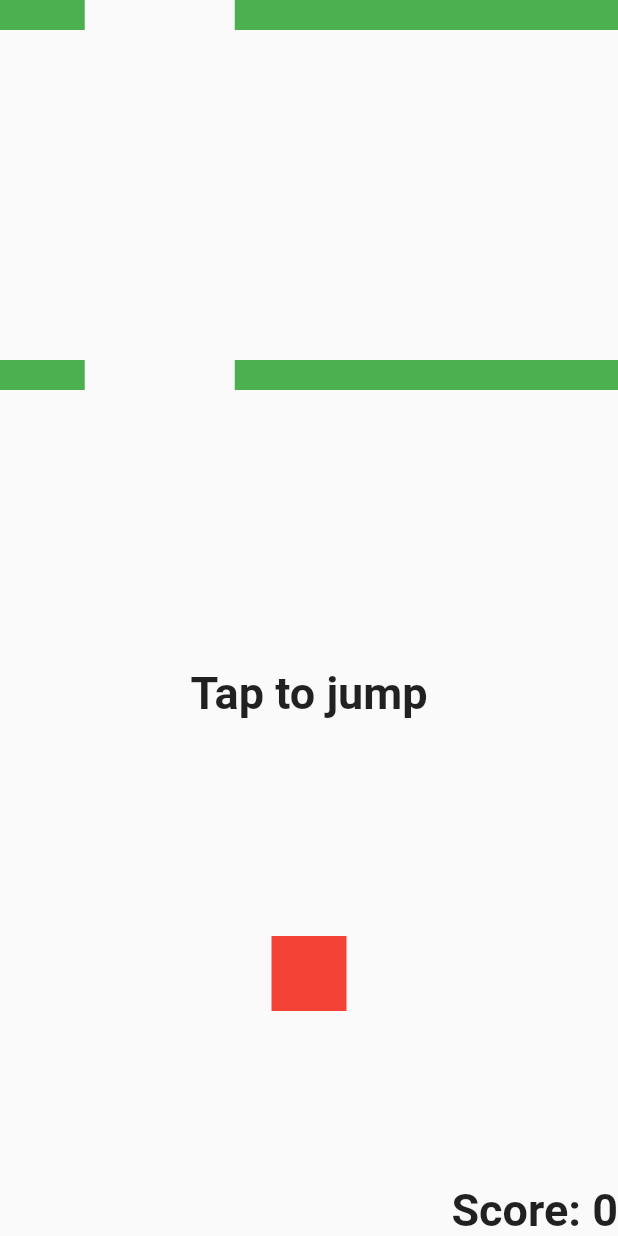
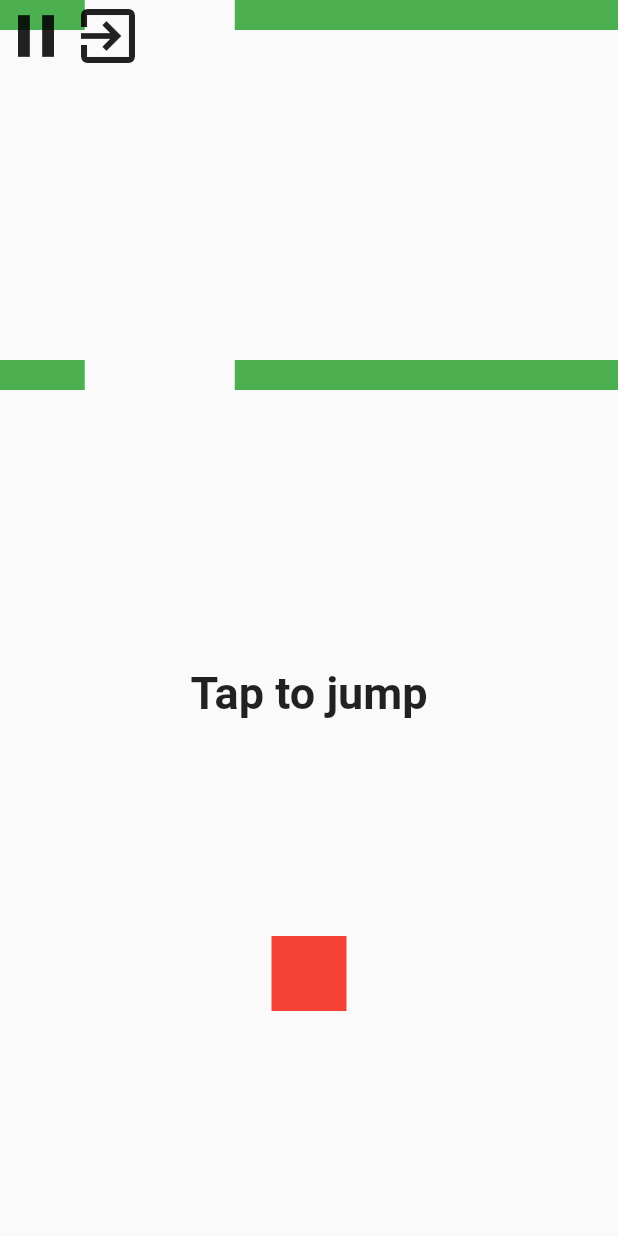
Before and after one commit to mujtabafromthedarkside/Elevated-Game, a Flutter app: the screen it shows after launch, after a tap on "Play", on a phone screen of 412 x 824 dp. Run offline on Flutter 3.47's test engine with Material 2 defaults, Android fonts, the phone set to English and light mode, and no system bars; our stand-ins replace sensors.

Commit message:
added high score storage, added pause, exit buttons, removed system top/bottom bars,

```diff
--- a/lib/main.dart
+++ b/lib/main.dart
@@ -1,9 +1,13 @@
 import 'dart:collection';
+import 'dart:io';
 import 'dart:math';
 import 'dart:async';
 
 import 'package:flutter/material.dart';
+import 'package:flutter/services.dart';
 import 'package:sensors/sensors.dart';
+import 'package:flutter/foundation.dart';
+import 'package:path_provider/path_provider.dart';
 
 void main() {
   runApp(const MyApp());
@@ -12,8 +16,13 @@ void main() {
 class MyApp extends StatelessWidget {
   const MyApp({super.key});
 
+  Future hideSystemBars(){
+    return SystemChrome.setEnabledSystemUIMode(SystemUiMode.immersiveSticky);
+  }
+
   @override
   Widget build(BuildContext context) {
+    hideSystemBars();
     return const MaterialApp(
       debugShowCheckedModeBanner: false,
       title: 'Elevated Game',
@@ -46,7 +55,8 @@ class HomePage extends StatelessWidget {
       children: [
         ElevatedButton(
             onPressed: () {
-              Navigator.of(context).push(
+              Navigator.push(
+                context,
                 MaterialPageRoute(
                   builder: (BuildContext context) => const GamePage(),
                 ),
@@ -64,6 +74,40 @@ class HomePage extends StatelessWidget {
             child: const Text("Accelerometer")),
       ],
     )));
+  }
+}
+
+class Storage {
+  Future<String> get _localPath async {
+    final directory = await getApplicationDocumentsDirectory();
+
+    return directory.path;
+  }
+
+  Future<File> get _localFile async {
+    final path = await _localPath;
+    return File('$path/value.txt');
+  }
+
+  Future<int> readValue() async {
+    try {
+      final file = await _localFile;
+
+      // Read the file
+      final contents = await file.readAsString();
+
+      return int.parse(contents);
+    } catch (e) {
+      // If encountering an error, return 0
+      return 0;
+    }
+  }
+
+  Future<File> writeValue(int value) async {
+    final file = await _localFile;
+
+    // Write the file
+    return file.writeAsString('$value');
   }
 }
 
@@ -121,6 +165,7 @@ class Square {
     }
 
     double length = (squareSize / 2 / cos(startAngle)).abs();
+    length -= 2;
     startAngle = tmp;
 
     double rotatedPointX = centerX - length * cos(startAngle - rotationAngle);
@@ -226,9 +271,13 @@ class _GamePageState extends State<GamePage> {
   Queue<Obstacle> obstacles = Queue<Obstacle>();
   // Obstacle obs = Obstacle(velocity: 2, thickness: 20, squareSize: 50);
   Square square = Square();
+  final Storage storage = Storage();
   final double pi = 3.141592654;
   final int numberOfBoundaryPointsToCheck = 200;
   int score = 0;
+  int highScore = 0;
+  bool pauseFlag = false;
+  bool exitFlag = false;
 
   late Timer obstacleSpawner;
   late Timer gameTimer;
@@ -237,8 +286,7 @@ class _GamePageState extends State<GamePage> {
   @override
   void initState() {
     super.initState();
-    reset();
-    // Start adding obstacles after 1 second
+    print("init state called");
   }
 
   void reset(){
@@ -254,9 +302,25 @@ class _GamePageState extends State<GamePage> {
           Obstacle(velocity: 2, thickness: 20, squareSize: 50, position: 0),
         );
 
+      readHighScore();
       score = 0;
     });
     notClickedYet = true;
+  }
+
+  void readHighScore(){
+    storage.readValue().then((int value) {
+        print("read high score: $value");
+        highScore = value;
+    });
+  }
+
+  void updateHighScore() {
+    highScore = max(score, highScore);
+
+    // Write the variable as a string to the file.
+    print('writing high score: $highScore');
+    storage.writeValue(highScore);
   }
 
   bool notClickedYet = true;
@@ -267,6 +331,9 @@ class _GamePageState extends State<GamePage> {
       notClickedYet = false;
 
       obstacleSpawner = Timer.periodic(const Duration(seconds: 2), (Timer timer) {
+        if(pauseFlag) return;
+        if(exitFlag) return;
+
         setState(() {
           obstacles.add(
             Obstacle(velocity: 2, thickness: 20, squareSize: 50, position: 0),
@@ -277,6 +344,7 @@ class _GamePageState extends State<GamePage> {
             print("removed obstacle from queue");
           }
         });
+
         print("new obstacle dropped");
         print("queue length: ${obstacles.length}");
       });
@@ -284,6 +352,9 @@ class _GamePageState extends State<GamePage> {
       gameTimer = Timer.periodic(
         Duration(milliseconds: 1000~/frameRate),
         (Timer timer) {
+          if(pauseFlag) return;
+          if(exitFlag) return;
+
           setState(() {
             square.updatePosition();
             for(var element in obstacles) {
@@ -305,8 +376,12 @@ class _GamePageState extends State<GamePage> {
       scoreTimer = Timer.periodic(
         const Duration(seconds: 1),
         (Timer timer) {
+          if(pauseFlag) return;
+          if(exitFlag) return;
+
           setState(() {
             score++;
+            updateHighScore();
           });
         },
       );
@@ -352,11 +427,33 @@ class _GamePageState extends State<GamePage> {
     }
   }
 
+  void changePause() {
+    if (Square.gameOver) return;
+    if (notClickedYet) return;
+    setState((){
+      pauseFlag = !pauseFlag;
+    });
+    print("pause state: $pauseFlag");
+  }
+
+  void changeExit(){
+    setState((){
+      exitFlag = !exitFlag;
+      if(exitFlag && !pauseFlag){
+        changePause();
+      }
+    });
+
+    print("exit state: $exitFlag");
+  }
+
   @override
   Widget build(BuildContext context) {
     // var navbarHeight = MediaQuery.of(context).viewInsets.bottom;
     // print("Building again");
     if (square.gameStart) {
+      print("Starting game");
+      reset();
       Square.screenWidth = MediaQuery.of(context).size.width;
       Square.screenHeight = MediaQuery.of(context).size.height;
       print("screenWidth: ${Square.screenWidth}, screenHeight: ${Square.screenHeight}");
@@ -376,7 +473,7 @@ class _GamePageState extends State<GamePage> {
     }
 
     return GestureDetector(
-      onTap: Square.gameOver ? reset : tapFun,
+      onTap: Square.gameOver ? reset : pauseFlag? changePause : tapFun,
       child: Scaffold(
           // appBar: AppBar(
           //   toolbarHeight: 100,
@@ -414,17 +511,50 @@ class _GamePageState extends State<GamePage> {
                   ]),
                 );
           }).toList(),
-
+            Row(
+              children: [
+                Transform.scale(
+                  scale: 2,
+                  child: IconButton(
+                    icon: const Icon(Icons.pause),
+                    onPressed: changePause,
+                  ),
+                ),
+                Transform.scale(
+                  scale: 2,
+                  child: IconButton(
+                    icon: const Icon(Icons.exit_to_app),
+                    onPressed: changeExit,
+                    // color: Colors.black,
+                  ),
+                ),
+              ],
+            ),
+            if(!notClickedYet)
               Container(
                   alignment: Alignment.bottomRight,
-                // margin: const EdgeInsets.only(),
-                child: Text(
-                  'Score: $score',
+                  margin: const EdgeInsets.only(bottom: 20, right: 10),
+                  child: RichText(
+                    text: TextSpan(
                       style: const TextStyle(
                         fontSize: 30,
                         fontWeight: FontWeight.bold,
+                        color: Colors.black,
+                      ),
+                      children: [
+                        TextSpan(
+                          text: 'Score: $score\n',
+                        ),
+                        TextSpan(
+                          text: 'Max Score: $highScore',
+                          style: const TextStyle(
+                            fontSize: 22,
+                            fontWeight: FontWeight.bold,
                           ),
                         ),
+                      ],
+                    ),
+                  )
                 ),
               Transform.translate(
                 offset: Offset(square.topLeftX, square.topLeftY),
@@ -441,17 +571,33 @@ class _GamePageState extends State<GamePage> {
                   ),
                 ),
               ),
-            if(Square.gameOver)
-              const Center(
-                child: Text(
-                  "Game Over\nTap to restart",
+
+            if(Square.gameOver && !exitFlag)
+               Center(
+                child: RichText(
+                  textAlign: TextAlign.center,
+                  text: const TextSpan(
                     style: TextStyle(
                       fontSize: 30,
                       fontWeight: FontWeight.bold,
+                      color: Colors.black,
                     ),
-                )
+                    children: [
+                      TextSpan(
+                        text: 'GAME OVER!\n',
                       ),
-            if(notClickedYet)
+                      TextSpan(
+                        text: 'Tap to Restart',
+                        style: TextStyle(
+                          fontSize: 22,
+                          fontWeight: FontWeight.bold,
+                        ),
+                      ),
+                    ],
+                  ),
+                ),
+              ),
+            if(notClickedYet && !exitFlag)
               Container(
                 alignment: Alignment.center,
                 margin: const EdgeInsets.only(top: 100),
@@ -463,7 +609,47 @@ class _GamePageState extends State<GamePage> {
                   ),
                 ),
               ),
+            if(pauseFlag && !exitFlag)
+              Container(
+                  alignment: Alignment.center,
+                  margin: const EdgeInsets.only(top: 100),
+                  child: const Text(
+                    'Tap to Continue',
+                    style: TextStyle(
+                      fontSize: 30,
+                      fontWeight: FontWeight.bold,
+                    ),
+                  ),
+                ),
+            if(exitFlag)
+              Column(
+                mainAxisAlignment: MainAxisAlignment.center,
+                children: [
+                  Container(
+                    alignment: Alignment.center,
+                    margin: const EdgeInsets.only(top: 100),
+                    child: const Text(
+                      'Exit?',
+                      style: TextStyle(
+                        fontSize: 30,
+                        fontWeight: FontWeight.bold,
+                      ),
+                    ),
+                  ),
+                  ElevatedButton(
+                    onPressed: (){
+                      Navigator.of(context).pop();
+                    },
+                    child: const Text('Yes'),
+                  ),
+                  ElevatedButton(
+                    onPressed: changeExit,
+                    child: const Text('No'),
+                  )
+                ],
+              ),
             ]),
+
         ),
       ),
     );
--- a/pubspec.yaml
+++ b/pubspec.yaml
@@ -37,6 +37,7 @@ dependencies:
   cupertino_icons: ^1.0.2
 
   sensors: '>=0.4.0 <2.0.0'
+  path_provider: ^2.0.15
 
 dev_dependencies:
   flutter_test:
```
Also changed, not shown: pubspec.lock, 1 other file. Lines whose indentation alone changed are shown as unchanged.
